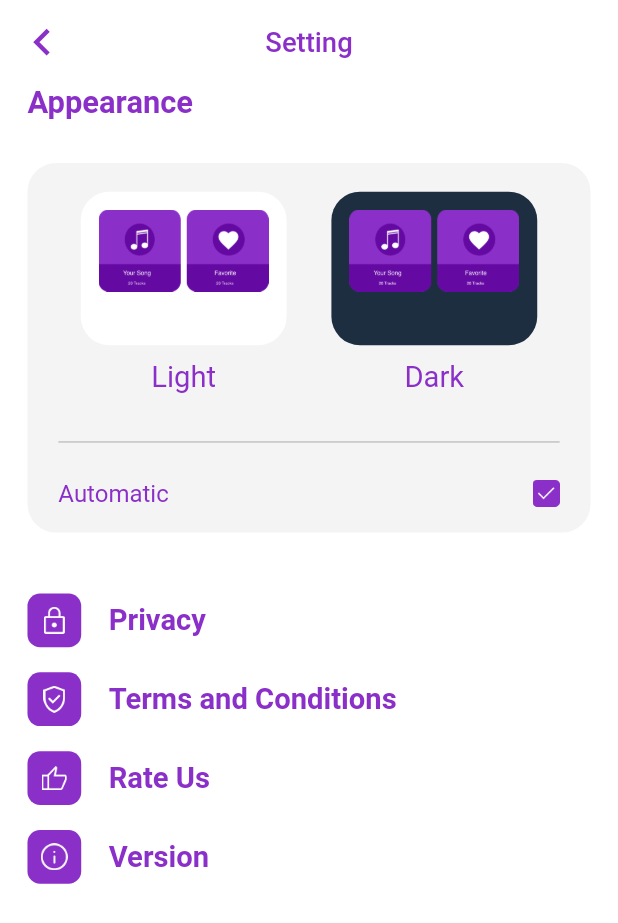
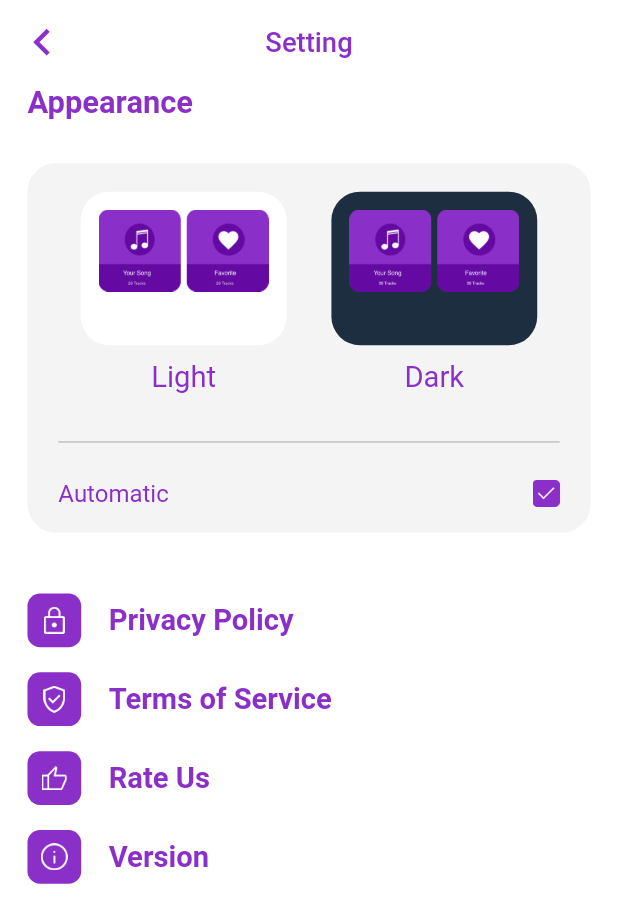
Before and after one commit to htetlynnhtun/iSong-Play, a Flutter app: the SettingPage screen opened directly, on a phone screen of 412 x 824 dp. Shown: the top 923 px of the screen. Run offline on Flutter 3.47's test engine with Material 2 defaults, Android fonts, the phone set to English and light mode, and no system bars; our stand-ins replace audio_service, audio_video_progress_bar, cached_network_image, carousel_slider, dio, dots_indicator and 16 more; missing offline and left inert: audio_session, dart:ffi, queue, youtube_explode_dart; accounts and stored records are empty; network calls fail.

Commit message:
Launch respective url on tap privacy policy and terms of service

```diff
--- a/lib/pages/setting_page.dart
+++ b/lib/pages/setting_page.dart
@@ -52,16 +52,20 @@ class SettingPage extends StatelessWidget {
               ),
               IconAndTextButton(
                 imageUrl: 'assets/images/ic_privacy.png',
-                title: 'Privacy',
-                onTap: () {},
+                title: 'Privacy Policy',
+                onTap: () {
+                  launchWebUrl('https://sites.google.com/view/i-song/privacy-policy');
+                },
               ),
               SizedBox(
                 height: 14.h,
               ),
               IconAndTextButton(
                 imageUrl: 'assets/images/ic_terms.png',
-                title: 'Terms and Conditions',
-                onTap: () {},
+                title: 'Terms of Service',
+                onTap: () {
+                  launchWebUrl('https://sites.google.com/view/i-song/terms');
+                },
               ),
               SizedBox(
                 height: 14.h,
```
